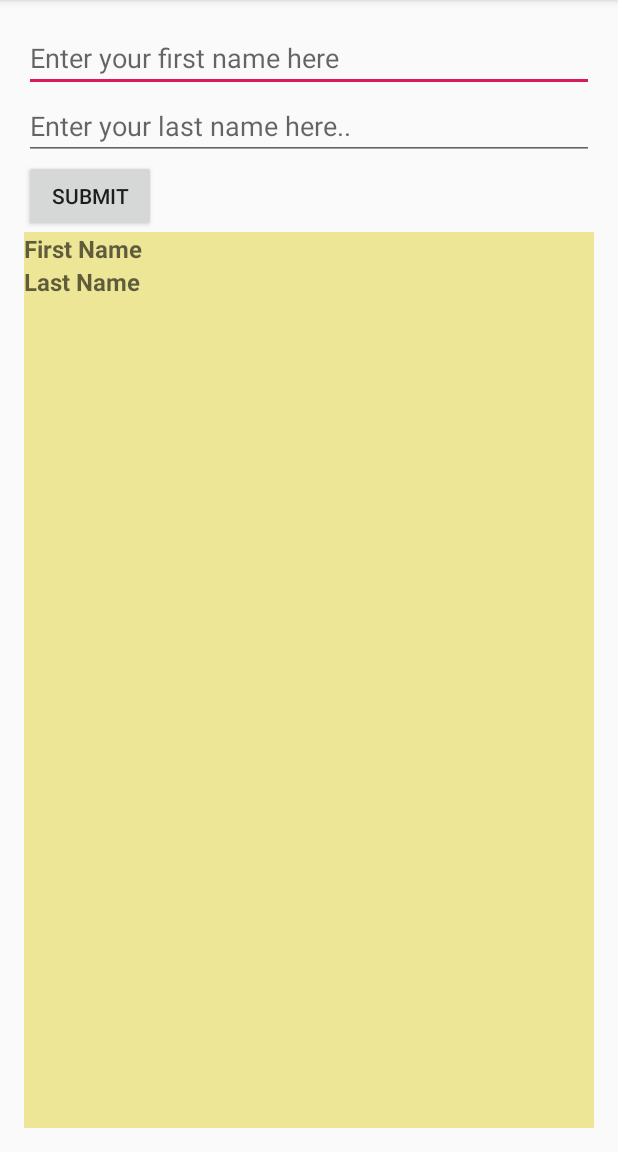
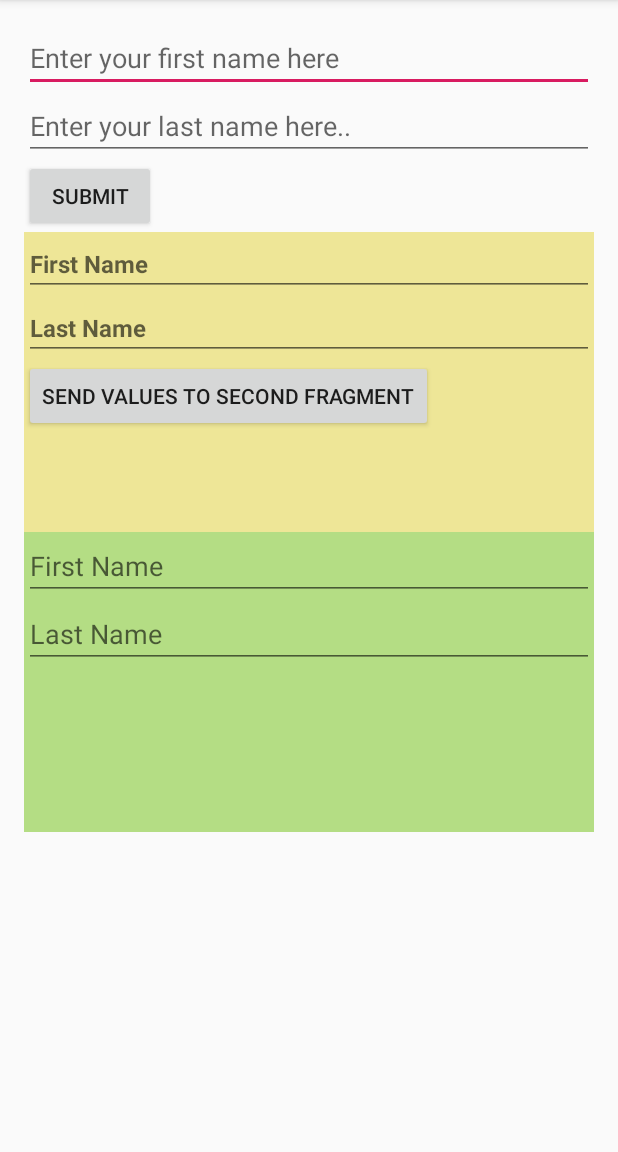
Before and after one commit to MilindAmrutkar/BundleImplementation, an Android app: the screen it shows after launch (MainActivity), on a phone screen of 412 x 824 dp, the part 84-1236 px from its top. Run offline under Robolectric (Android 15) with nearby library versions, the phone set to English and light mode, and no system bars; our stand-ins replace ButterKnife.

Commit message:
Passing values from Fragment to Fragment

```diff
--- a/app/src/main/java/com/example/android/recyclerviewimplementation/Constants.java
+++ b/app/src/main/java/com/example/android/recyclerviewimplementation/Constants.java
@@ -7,5 +7,7 @@ public class Constants {
 
     public static final String FIRST_NAME = "firstName";
     public static final String LAST_NAME = "lastName";
+    public static final String FG_FIRST_NAME = "fgFirstName";
+    public static final String FG_LAST_NAME = "fgLastName";
 
 }
--- a/app/src/main/java/com/example/android/recyclerviewimplementation/MainActivity.java
+++ b/app/src/main/java/com/example/android/recyclerviewimplementation/MainActivity.java
@@ -29,6 +29,7 @@ public class MainActivity extends AppCompatActivity {
     String firstName, lastName;
 
     ValuesFragment valuesFragment;
+    SecondFragment secondFragment;
 
     public static final int SECOND_ACTIVITY_REQUEST_CODE = 200;
 
@@ -38,7 +39,9 @@ public class MainActivity extends AppCompatActivity {
         setContentView(R.layout.activity_main);
         ButterKnife.bind(this);
         valuesFragment = new ValuesFragment();
+        secondFragment = new SecondFragment();
         loadFragment(valuesFragment);
+        loadSecondFragment(secondFragment);
     }
 
     @OnClick(R.id.btnSubmit)
@@ -93,4 +96,11 @@ public class MainActivity extends AppCompatActivity {
         fragmentTransaction.replace(R.id.container, fragment);
         fragmentTransaction.commit();
     }
+
+    private void loadSecondFragment(Fragment fragment) {
+        FragmentManager fragmentManager = getSupportFragmentManager();
+        FragmentTransaction fragmentTransaction = fragmentManager.beginTransaction();
+        fragmentTransaction.replace(R.id.container2, fragment);
+        fragmentTransaction.commit();
+    }
 }
--- /dev/null
+++ b/app/src/main/java/com/example/android/recyclerviewimplementation/SecondFragment.java
@@ -0,0 +1,49 @@
+package com.example.android.recyclerviewimplementation;
+
+
+import android.os.Bundle;
+import android.view.LayoutInflater;
+import android.view.View;
+import android.view.ViewGroup;
+import android.widget.EditText;
+
+import androidx.fragment.app.Fragment;
+import butterknife.BindView;
+import butterknife.ButterKnife;
+import butterknife.Unbinder;
+
+
+/**
+ * A simple {@link Fragment} subclass.
+ */
+public class SecondFragment extends Fragment {
+
+    @BindView(R.id.fgFirstName)
+    EditText fgFirstName;
+    @BindView(R.id.fgLastName)
+    EditText fgLastName;
+    private Unbinder unbinder;
+    private String firstName, lastName;
+
+    @Override
+    public View onCreateView(LayoutInflater inflater, ViewGroup container,
+                             Bundle savedInstanceState) {
+        View view = inflater.inflate(R.layout.fragment_second, container, false);
+        unbinder = ButterKnife.bind(this, view);
+
+        if(getArguments() != null) {
+            firstName = getArguments().getString(Constants.FG_FIRST_NAME);
+            lastName = getArguments().getString(Constants.FG_LAST_NAME);
+            fgFirstName.setText(firstName);
+            fgLastName.setText(lastName);
+        }
+
+        return view;
+    }
+
+    @Override
+    public void onDestroy() {
+        super.onDestroy();
+        unbinder.unbind();
+    }
+}
--- a/app/src/main/java/com/example/android/recyclerviewimplementation/ValuesFragment.java
+++ b/app/src/main/java/com/example/android/recyclerviewimplementation/ValuesFragment.java
@@ -5,11 +5,15 @@ import android.os.Bundle;
 import android.view.LayoutInflater;
 import android.view.View;
 import android.view.ViewGroup;
+import android.widget.Button;
 import android.widget.TextView;
 
 import androidx.fragment.app.Fragment;
+import androidx.fragment.app.FragmentManager;
+import androidx.fragment.app.FragmentTransaction;
 import butterknife.BindView;
 import butterknife.ButterKnife;
+import butterknife.OnClick;
 import butterknife.Unbinder;
 
 
@@ -23,7 +27,13 @@ public class ValuesFragment extends Fragment {
     @BindView(R.id.fgLastName)
     TextView fgLastName;
 
-    Unbinder unbinder;
+    private Unbinder unbinder;
+    @BindView(R.id.fgButton)
+    Button fgButton;
+
+    private String firstName, lastName;
+
+    private SecondFragment secondFragment;
 
     @Override
     public View onCreateView(LayoutInflater inflater, ViewGroup container,
@@ -33,8 +43,9 @@ public class ValuesFragment extends Fragment {
         unbinder = ButterKnife.bind(this, view);
 
         if (getArguments() != null) {
-            String firstName = getArguments().getString(Constants.FIRST_NAME);
-            String lastName = getArguments().getString(Constants.LAST_NAME);
+
+            firstName = getArguments().getString(Constants.FIRST_NAME);
+            lastName = getArguments().getString(Constants.LAST_NAME);
             fgFirstName.setText(firstName);
             fgLastName.setText(lastName);
         }
@@ -47,4 +58,18 @@ public class ValuesFragment extends Fragment {
         super.onDestroy();
         unbinder.unbind();
     }
+
+    @OnClick(R.id.fgButton)
+    public void onViewClicked() {
+        secondFragment = new SecondFragment();
+        Bundle bundle = new Bundle();
+        bundle.putString(Constants.FG_FIRST_NAME, fgFirstName.getText().toString());
+        bundle.putString(Constants.FG_LAST_NAME, fgLastName.getText().toString());
+        secondFragment.setArguments(bundle);
+
+        FragmentManager fragmentManager = getFragmentManager();
+        FragmentTransaction fragmentTransaction = fragmentManager.beginTransaction();
+        fragmentTransaction.replace(R.id.container2, secondFragment);
+        fragmentTransaction.commit();
+    }
 }
--- a/app/src/main/res/layout/activity_main.xml
+++ b/app/src/main/res/layout/activity_main.xml
@@ -29,7 +29,14 @@
     <FrameLayout
         android:id="@+id/container"
         android:layout_width="match_parent"
-        android:layout_height="match_parent"
+        android:layout_height="200dp"
         android:background="#EEE697" />
 
+    <FrameLayout
+        android:id="@+id/container2"
+        android:layout_width="match_parent"
+        android:layout_height="200dp"
+        android:background="#B4DD84" />
+
+
 </LinearLayout>
--- /dev/null
+++ b/app/src/main/res/layout/fragment_second.xml
@@ -0,0 +1,29 @@
+<?xml version="1.0" encoding="utf-8"?>
+<FrameLayout xmlns:android="http://schemas.android.com/apk/res/android"
+    xmlns:tools="http://schemas.android.com/tools"
+    android:layout_width="match_parent"
+    android:layout_height="match_parent"
+    tools:context=".SecondFragment">
+
+    <LinearLayout
+        android:orientation="vertical"
+        android:layout_width="match_parent"
+        android:layout_height="wrap_content">
+
+        <EditText
+            android:id="@+id/fgFirstName"
+            android:layout_width="match_parent"
+            android:layout_height="match_parent"
+            android:hint="First Name" />
+
+         <EditText
+            android:id="@+id/fgLastName"
+            android:layout_width="match_parent"
+            android:layout_height="match_parent"
+            android:hint="Last Name" />
+
+
+    </LinearLayout>
+
+
+</FrameLayout>
--- a/app/src/main/res/layout/fragment_values.xml
+++ b/app/src/main/res/layout/fragment_values.xml
@@ -10,7 +10,7 @@
         android:layout_height="wrap_content"
         android:orientation="vertical">
 
-        <TextView
+        <EditText
             android:id="@+id/fgFirstName"
             android:layout_width="match_parent"
             android:layout_height="wrap_content"
@@ -18,7 +18,7 @@
             android:textSize="16sp"
             android:textStyle="bold" />
 
-        <TextView
+        <EditText
             android:id="@+id/fgLastName"
             android:layout_width="match_parent"
             android:layout_height="wrap_content"
@@ -26,6 +26,12 @@
             android:textSize="16sp"
             android:textStyle="bold" />
 
+        <Button
+            android:id="@+id/fgButton"
+            android:layout_width="wrap_content"
+            android:layout_height="wrap_content"
+            android:text="Send values to second Fragment"/>
+
     </LinearLayout>
 
 
```
